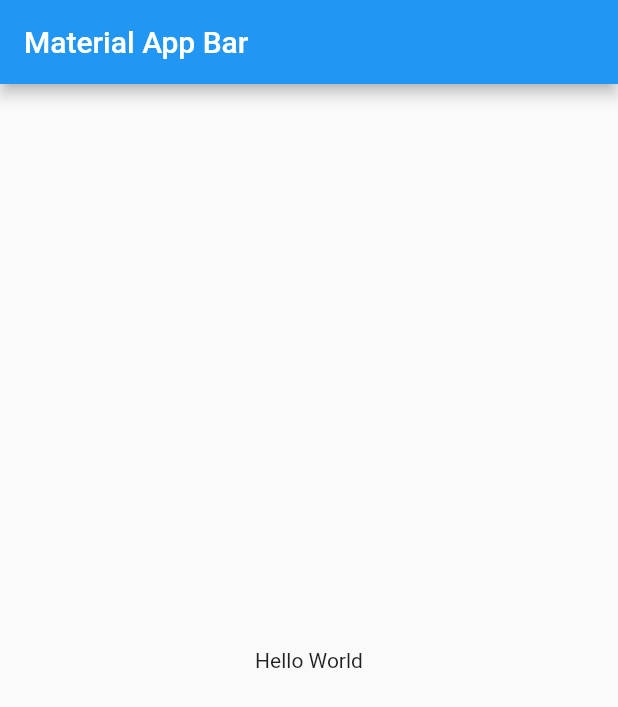
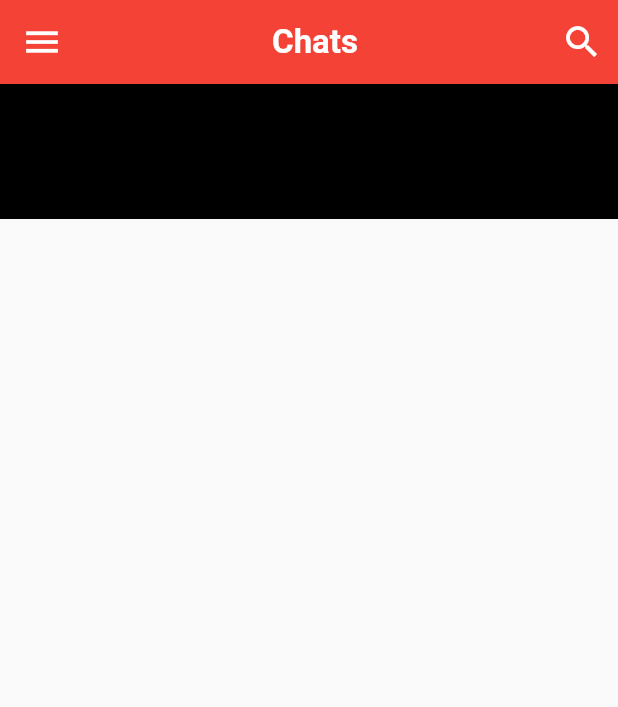
Before and after one commit to najmulmyself/Chat-UI, a Flutter app: the screen it shows after launch, on a phone screen of 412 x 824 dp. Shown: the top 707 px of the screen. Run offline on Flutter 3.47's test engine with Material 2 defaults, Android fonts, the phone set to English and light mode, and no system bars.

Commit message:
extracting widgets

```diff
--- /dev/null
+++ b/lib/home_screen.dart
@@ -0,0 +1,53 @@
+import 'package:flutter/material.dart';
+
+import 'widgets/category_selector.dart';
+
+class HomeScreen extends StatefulWidget {
+  const HomeScreen({Key? key}) : super(key: key);
+
+  @override
+  _HomeScreenState createState() => _HomeScreenState();
+}
+
+class _HomeScreenState extends State<HomeScreen> {
+  @override
+  Widget build(BuildContext context) {
+    return Scaffold(
+      appBar: AppBar(
+        leading: IconButton(
+          onPressed: () {},
+          icon: Icon(
+            Icons.menu,
+            size: 28,
+            color: Colors.white,
+          ),
+        ),
+        title: Center(
+          child: Text(
+            "Chats",
+            style: TextStyle(
+              fontSize: 22,
+              fontWeight: FontWeight.bold,
+            ),
+          ),
+        ),
+        elevation: 0,
+        actions: [
+          IconButton(
+            onPressed: () {},
+            icon: Icon(
+              Icons.search,
+              size: 28,
+              color: Colors.white,
+            ),
+          ),
+        ],
+      ),
+      body: Column(
+        children: [
+          Category_selector(),
+        ],
+      ),
+    );
+  }
+}
--- a/lib/main.dart
+++ b/lib/main.dart
@@ -1,4 +1,6 @@
 import 'package:flutter/material.dart';
+
+import 'home_screen.dart';
 
 void main() => runApp(MyApp());
 
@@ -6,17 +8,13 @@ class MyApp extends StatelessWidget {
   @override
   Widget build(BuildContext context) {
     return MaterialApp(
-      title: 'Material App',
-      home: Scaffold(
-        appBar: AppBar(
-          title: Text('Material App Bar'),
-        ),
-        body: Center(
-          child: Container(
-            child: Text('Hello World'),
-          ),
-        ),
+      debugShowCheckedModeBanner: false,
+      title: 'Chat UI',
+      theme: ThemeData(
+        primarySwatch: Colors.red,
+        accentColor: Color(0xFFFEF9EB),
       ),
+      home: HomeScreen(),
     );
   }
 }
--- /dev/null
+++ b/lib/widgets/category_selector.dart
@@ -0,0 +1,15 @@
+import 'package:flutter/material.dart';
+
+class Category_selector extends StatelessWidget {
+  const Category_selector({
+    Key? key,
+  }) : super(key: key);
+
+  @override
+  Widget build(BuildContext context) {
+    return Container(
+      height: 90,
+      color: Colors.black,
+    );
+  }
+}
```
Also changed, not shown: pubspec.yaml (+3 -5 lines), assets/images/greg.jpg (added), assets/images/james.jpg (added), assets/images/john.jpg (added), assets/images/olivia.jpg (added), assets/images/sam.jpg (added), assets/images/sophia.jpg (added), assets/images/steven.jpg (added).
